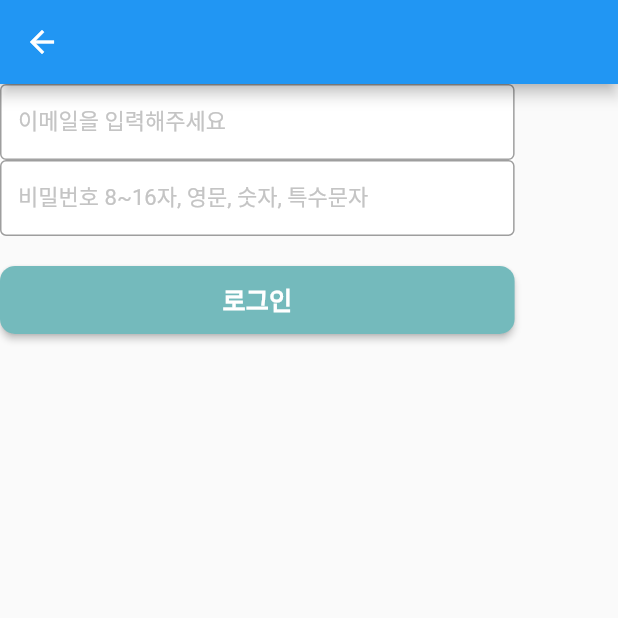
After one commit to nawasancheck/flutter, a Flutter app: the SuperLogIn screen opened directly, after a tap on "로그인", on a phone screen of 412 x 824 dp, the top half of it. The commit adds this screen. Run offline on Flutter 3.47's test engine with Material 2 defaults, Android fonts, the light colour scheme and no system bars; our stand-ins replace cloud_firestore, eva_icons_flutter, firebase_auth, firebase_core, firebase_storage, flutter_screenutil and 3 more; missing offline and left inert: flutter_facebook_auth, kakao_flutter_sdk_user; accounts and stored records are empty; network calls fail.

Commit message:
[Insert] 매니저로 로그인 페이지 따로 분리 / 로그인 페이지에서 로고 2번 탭하면 이동 됨

```diff
--- a/lib/screens/auth/sign_In_screen.dart
+++ b/lib/screens/auth/sign_In_screen.dart
@@ -1,7 +1,7 @@
 import 'package:firebase_auth/firebase_auth.dart';
 import 'package:flutter/material.dart';
 import 'package:flutter_app/controller/auth/auth_controller.dart';
-import 'package:flutter_app/screens/auth/superlogin.dart';
+import 'package:flutter_app/screens/auth/super_login.dart';
 import 'package:flutter_screenutil/flutter_screenutil.dart';
 import 'package:get/get.dart';
 import 'package:get/get_core/src/get_main.dart';
--- /dev/null
+++ b/lib/screens/auth/super_login.dart
@@ -0,0 +1,92 @@
+import 'package:flutter/material.dart';
+import 'package:flutter_screenutil/flutter_screenutil.dart';
+
+import '../../controller/auth/auth_controller.dart';
+
+class SuperLogIn extends StatefulWidget {
+  const SuperLogIn({Key? key}) : super(key: key);
+
+  @override
+  State<SuperLogIn> createState() => _SuperLogInState();
+}
+
+class _SuperLogInState extends State<SuperLogIn> {
+  String _userEmail = '';
+  String _userPassword = '';
+
+  @override
+  Widget build(BuildContext context) {
+    return Scaffold(
+      appBar: AppBar(),
+      body: Column(children: [
+
+
+        Container(
+          color: Colors.white,
+          width: ScreenUtil().setWidth(327),
+          height: ScreenUtil().setHeight(48),
+          child: TextField(
+            decoration: InputDecoration(
+              border: OutlineInputBorder(),
+              labelText: '이메일을 입력해주세요',
+              labelStyle: TextStyle(
+                fontSize: 14.sp,
+                color: Color(0xffc4c4c4),
+              ),
+            ),
+            onChanged: (value) {
+              setState(() {
+                _userEmail = value.trim();
+              });
+            },
+          ),
+        ),
+        Container(
+          color: Colors.white,
+          width: ScreenUtil().setWidth(327),
+          height: ScreenUtil().setHeight(48),
+          child: TextField(
+            obscureText: true,
+            decoration: InputDecoration(
+              border: OutlineInputBorder(),
+              labelStyle: TextStyle(
+                fontSize: 14.sp,
+                color: Color(0xffc4c4c4),
+              ),
+              labelText: '비밀번호 8~16자, 영문, 숫자, 특수문자',
+            ),
+            onChanged: (value) {
+              setState(() {
+                _userPassword = value.trim();
+              });
+            },
+          ),
+        ),
+        Padding(
+          padding: const EdgeInsets.fromLTRB(0, 20, 0, 3),
+          child: Container(
+            width: 327.w,
+            height: 43.h,
+            child: MaterialButton(
+              onPressed: () async {
+                try {
+                  await AuthController.instance.authentication.signInWithEmailAndPassword(email: _userEmail, password: _userPassword);
+                } catch (e) {
+                  // 스냅바 구현 해야 함.
+                }
+              },
+              shape: RoundedRectangleBorder(borderRadius: BorderRadius.circular(10)),
+              color: Color(0xff74BABC),
+              child: Text(
+                "로그인",
+                style: TextStyle(fontSize: 16.sp, color: Color(0xffffffff), fontWeight: FontWeight.bold),
+              ),
+            ),
+          ),
+        ),
+
+
+      ],),
+    );
+  }
+}
```
